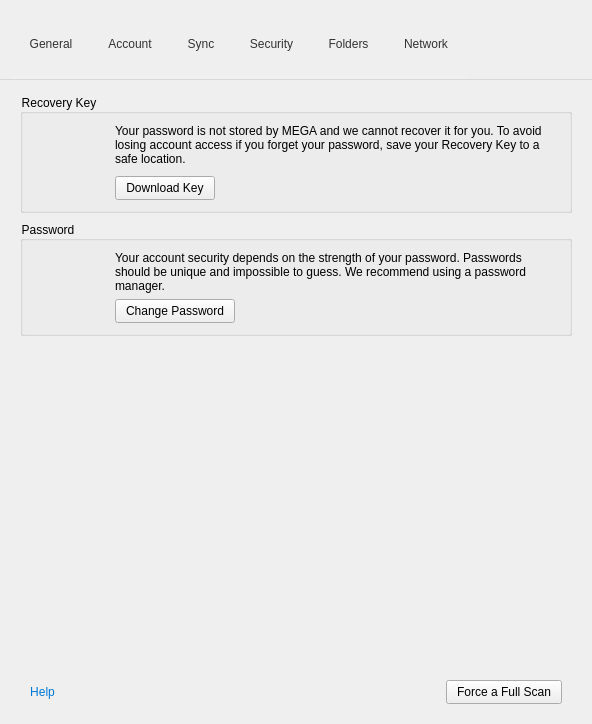
meganz/MEGAsync, file src/MEGASync/gui/win/SettingsDialog.ui: the form before one commit.
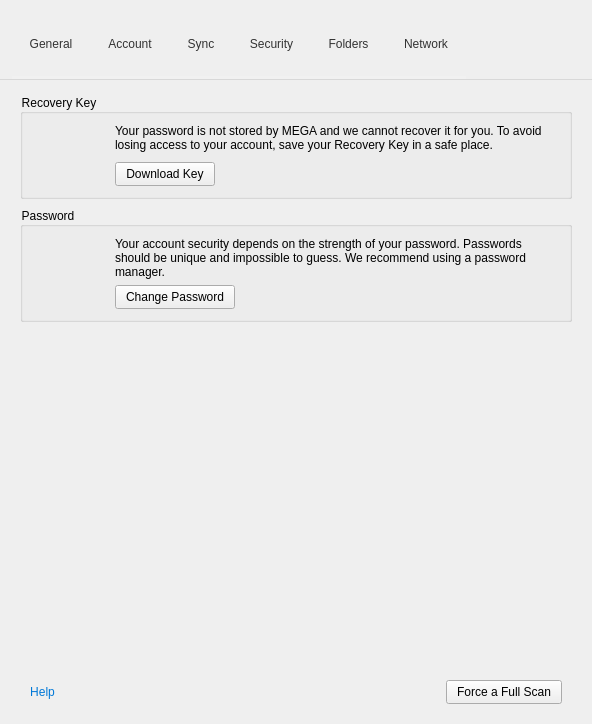
The form after the commit. The open tabs and pages were chosen to show the change. Icons and pictures are not drawn. Custom widgets are drawn as their Qt base class.

```diff
--- a/src/MEGASync/gui/win/SettingsDialog.ui
+++ b/src/MEGASync/gui/win/SettingsDialog.ui
@@ -1984,7 +1984,7 @@
                </size>
               </property>
               <property name="text">
-               <string>Your password is not stored by MEGA and we cannot recover it for you. To avoid losing account access if you forget your password, save your Recovery Key to a safe location.</string>
+               <string>Your password is not stored by MEGA and we cannot recover it for you. To avoid losing access to your account, save your Recovery Key in a safe place.</string>
               </property>
               <property name="wordWrap">
                <bool>true</bool>
```
